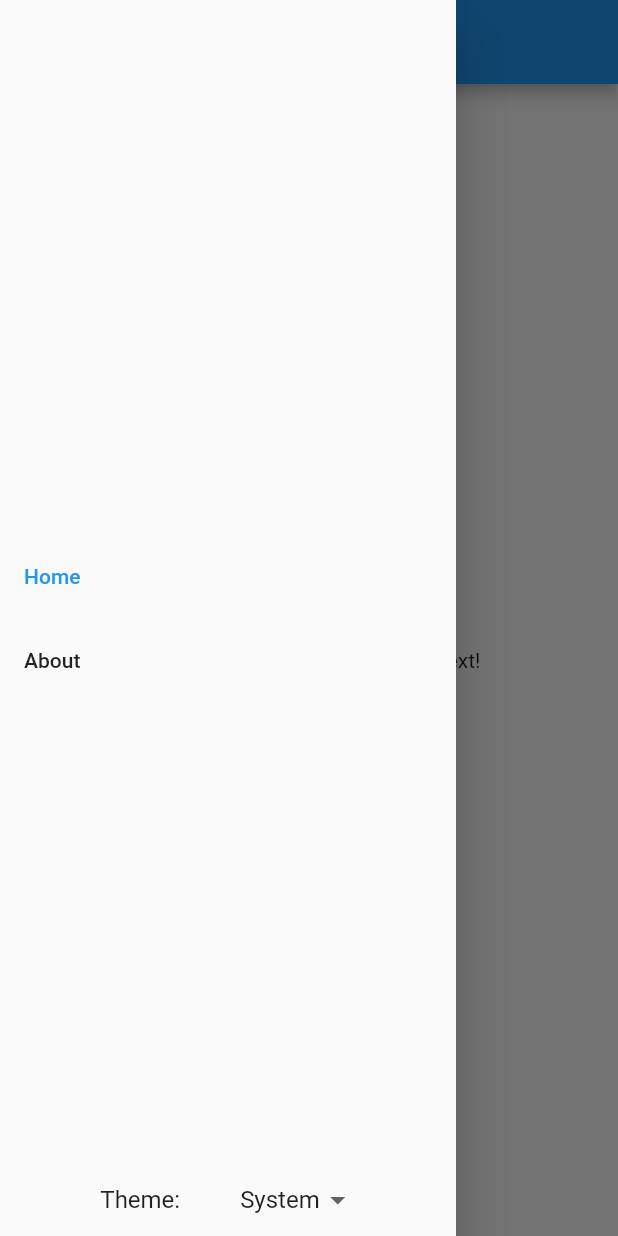
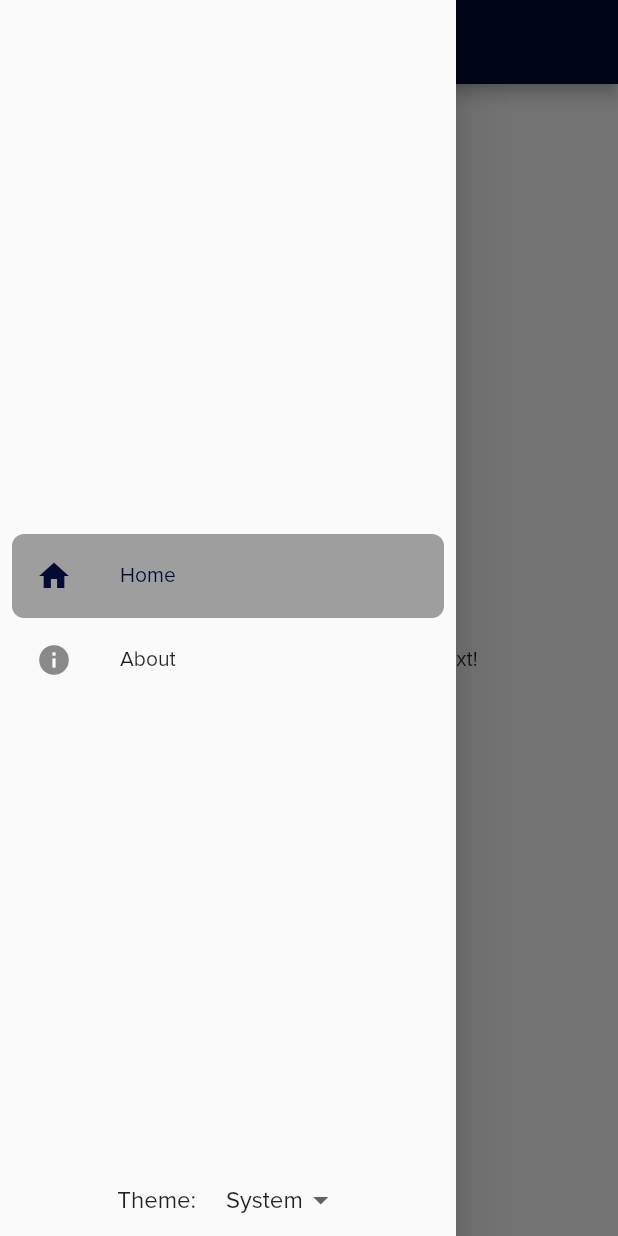
Before and after one commit to tufailsher/filedgr-data-wallet-mobile, a Flutter app: the screen it shows after launch, with the side drawer open, on a phone screen of 412 x 824 dp. Run offline on Flutter 3.47's test engine with Material 2 defaults, Android fonts, the phone set to English and light mode, and no system bars; our stand-ins replace package_info_plus, shared_preferences.

Commit message:
- Improved the menu's look - Added the theme colors and the app bar icon - Added the ProximaNova font

```diff
--- a/lib/main.dart
+++ b/lib/main.dart
@@ -1,4 +1,5 @@
 import 'package:file_dgr/ui/main/main_screen.dart';
+import 'package:file_dgr/ui/utils/app_colors.dart';
 import 'package:file_dgr/ui/utils/theme_provider.dart';
 import 'package:flutter/material.dart';
 import 'package:provider/provider.dart';
@@ -32,19 +33,32 @@ class _MyAppState extends State<MyApp> {
           title: 'FileDGR',
           theme: ThemeData(
             // This is the theme of your application.
-            //
-            // Try running your application with "flutter run". You'll see the
-            // application has a blue toolbar. Then, without quitting the app, try
-            // changing the primarySwatch below to Colors.green and then invoke
-            // "hot reload" (press "r" in the console where you ran "flutter run",
-            // or simply save your changes to "hot reload" in a Flutter IDE).
-            // Notice that the counter didn't reset back to zero; the application
-            // is not restarted.
-            primarySwatch: Colors.blue,
+            brightness: Brightness.light,
+            // primarySwatch: AppColors.turquoise.toMaterial(),
+            colorScheme: ColorScheme.fromSwatch(
+              primarySwatch: AppColors.turquoise.toMaterial(),
+            ).copyWith(
+              primary: AppColors.darkBlue,
+              primaryContainer: Colors.grey,
+            ),
+            fontFamily: 'ProximaNova',
           ),
-          darkTheme: ThemeData.dark(),
+          darkTheme: ThemeData(
+            // This is the dark theme of your application.
+            brightness: Brightness.dark,
+            colorScheme: ThemeData.dark().colorScheme.copyWith(
+                  primary: AppColors.turquoise,
+                  primaryContainer: AppColors.darkBlue500,
+                  surface: AppColors.darkBlue500,
+                ),
+            canvasColor: AppColors.darkBlue,
+            scaffoldBackgroundColor: AppColors.darkBlue,
+            fontFamily: 'ProximaNova',
+          ),
           themeMode: _themeProvider.themeMode,
-          home: MainScreen(themeProvider: _themeProvider,),
+          home: MainScreen(
+            themeProvider: _themeProvider,
+          ),
         ),
       ),
     );
--- a/lib/ui/main/main_screen.dart
+++ b/lib/ui/main/main_screen.dart
@@ -1,5 +1,7 @@
 import 'package:file_dgr/ui/about/about.dart';
 import 'package:file_dgr/ui/home/home.dart';
+import 'package:file_dgr/ui/utils/app_colors.dart';
+import 'package:file_dgr/ui/utils/assets.dart';
 import 'package:file_dgr/ui/utils/theme_provider.dart';
 import 'package:file_dgr/ui/utils/utils.dart';
 import 'package:flutter/material.dart';
@@ -43,7 +45,10 @@ class _MainScreen extends State<MainScreen> {
       children: [
         Scaffold(
           appBar: AppBar(
-            title: Text('FileDGR'.toUpperCase()),
+            title: Image(
+              image: Assets.image(context, 'app_bar_icon.png'),
+              height: 48.0,
+            ),
           ),
           body: Builder(builder: (context) {
             if (_selectedItem == MenuOption.home) {
@@ -104,12 +109,14 @@ class AppDrawer extends StatelessWidget {
           mainAxisAlignment: MainAxisAlignment.center,
           children: [
             MenuItem(
-              MenuOption.home.title,
+              title: MenuOption.home.title,
+              icon: Icons.home,
               isSelected: MenuOption.home == selectedItem,
               onTap: () => onSelected(MenuOption.home),
             ),
             MenuItem(
-              MenuOption.about.title,
+              title: MenuOption.about.title,
+              icon: Icons.info,
               isSelected: MenuOption.about == selectedItem,
               onTap: () => onSelected(MenuOption.about),
             ),
@@ -121,7 +128,7 @@ class AppDrawer extends StatelessWidget {
             mainAxisAlignment: MainAxisAlignment.center,
             children: [
               const Text('Theme:', style: TextStyle(fontSize: 16)),
-              const SizedBox(width: 40),
+              const SizedBox(width: 20),
               DropdownButton<String>(
                 underline: const SizedBox(),
                 value: selectedThemeMode.capitalize(),
@@ -146,23 +153,34 @@ class AppDrawer extends StatelessWidget {
 
 /// The widget that displays a menu option.
 class MenuItem extends StatelessWidget {
-  final String label;
+  final String title;
+  final IconData icon;
   final bool isSelected;
   final VoidCallback onTap;
 
-  const MenuItem(
-    this.label, {
+  const MenuItem({
     Key? key,
+    required this.title,
+    required this.icon,
     required this.isSelected,
     required this.onTap,
   }) : super(key: key);
 
   @override
   Widget build(BuildContext context) {
-    return ListTile(
-      title: Text(label),
+    return Padding(
+      padding: const EdgeInsetsDirectional.only(start: 8.0, end: 8.0),
+      child: ListTile(
+        selectedTileColor:
+            isSelected ? Theme.of(context).colorScheme.primaryContainer : Colors.transparent,
+        shape: RoundedRectangleBorder(
+          borderRadius: BorderRadius.circular(8.0),
+        ),
+        leading: Icon(icon),
+        title: Text(title),
         onTap: onTap,
         selected: isSelected,
+      ),
     );
   }
 }
--- /dev/null
+++ b/lib/ui/utils/assets.dart
@@ -0,0 +1,39 @@
+import 'package:file_dgr/ui/utils/utils.dart';
+import 'package:flutter/material.dart';
+import 'package:flutter/scheduler.dart';
+
+/// Usage:
+///
+/// The image file is located at images/path/to/image.png.
+///
+/// 1. Image has no dark mode variant.
+///
+/// Assets.image('path/to/image.png');
+///
+/// 2. Image has a dark mode variant.
+///
+/// Dark mode variant should be placed at images/dark/path/to/image_dark.png.
+///
+/// Assets.image('path/to/image.png', isDarkModeAware: true);
+///
+abstract class Assets {
+  static AssetImage image(BuildContext context, String imagePath, {bool isDarkModeAware=true}) {
+    final isDarkMode = isDarkModeAware &&
+        // SchedulerBinding.instance.window.platformBrightness == Brightness.dark;
+        Theme.of(context).brightness == Brightness.dark;
+
+    if (isDarkMode) {
+      final splits = imagePath.splitAfterLast('.');
+      if (splits.length == 2) {
+        final newImagePath = '${splits[0]}_dark.${splits[1]}';
+        return AssetImage('$_imagesFolder/dark/$newImagePath');
+      } else {
+        return AssetImage('$_imagesFolder/$imagePath');
+      }
+    } else {
+      return AssetImage('$_imagesFolder/$imagePath');
+    }
+  }
+
+  static const _imagesFolder = 'images';
+}
```
Also changed, not shown: lib/ui/utils/app_colors.dart (added, +36 -0 lines), lib/ui/utils/utils.dart (+11 -0 lines), pubspec.yaml (+9 -0 lines), fonts/Proxima-Nova.otf (added), images/app_bar_icon.png (added), images/dark/app_bar_icon_dark.png (added), 1 other file. Lines whose indentation alone changed are shown as unchanged.
